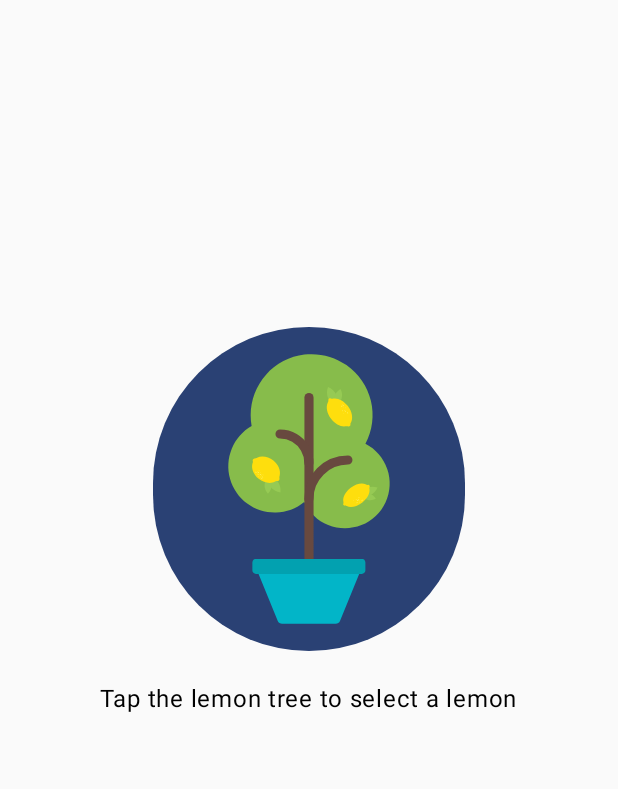
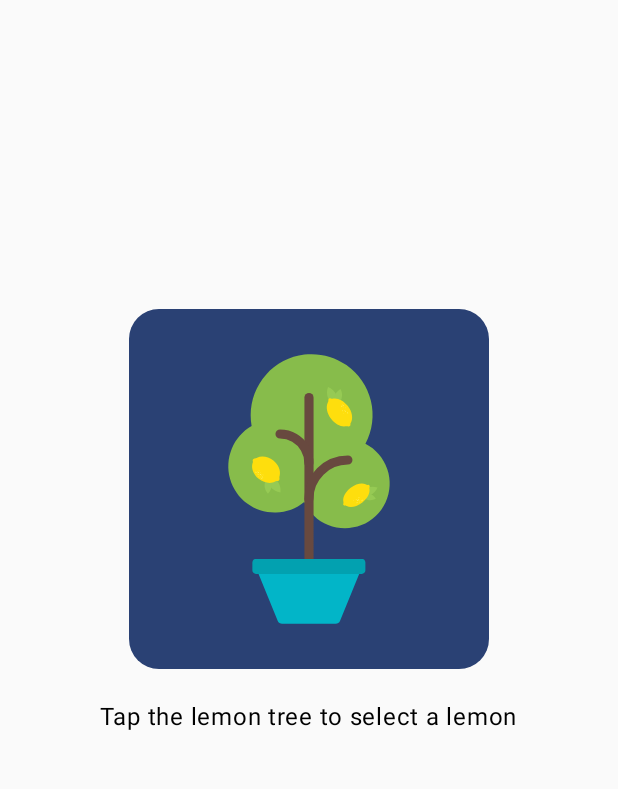
Before and after one commit to Joa0DeL1ma/App_Limonada, an Android app built with Jetpack Compose: the screen it shows after launch (MainActivity), on a phone screen of 412 x 824 dp, the part 96-885 px from its top. Run offline under Robolectric (Android 15) with nearby library versions, the phone set to English and light mode, and no system bars.

```diff
--- a/app/src/main/java/com/example/limonada/MainActivity.kt
+++ b/app/src/main/java/com/example/limonada/MainActivity.kt
@@ -14,6 +14,7 @@ import androidx.compose.foundation.layout.fillMaxWidth
 import androidx.compose.foundation.layout.height
 import androidx.compose.foundation.layout.size
 import androidx.compose.foundation.layout.wrapContentSize
+import androidx.compose.foundation.shape.RoundedCornerShape
 import androidx.compose.material3.Button
 import androidx.compose.material3.Text
 import androidx.compose.runtime.Composable
@@ -134,7 +135,11 @@ fun LimonadaComBotaoImagemTexto(
         modifier = Modifier.fillMaxSize()
     )
     {
-        Button(onClick = onImageClick) {
+        Button(onClick = onImageClick,
+            shape = RoundedCornerShape(size = 20.dp),
+            modifier = Modifier
+                .size(240.dp)
+        ) {
             Image(
                 painter = painterResource(id = imageId),
                 contentDescription = stringResource(id = contentDescriptionId)
```
